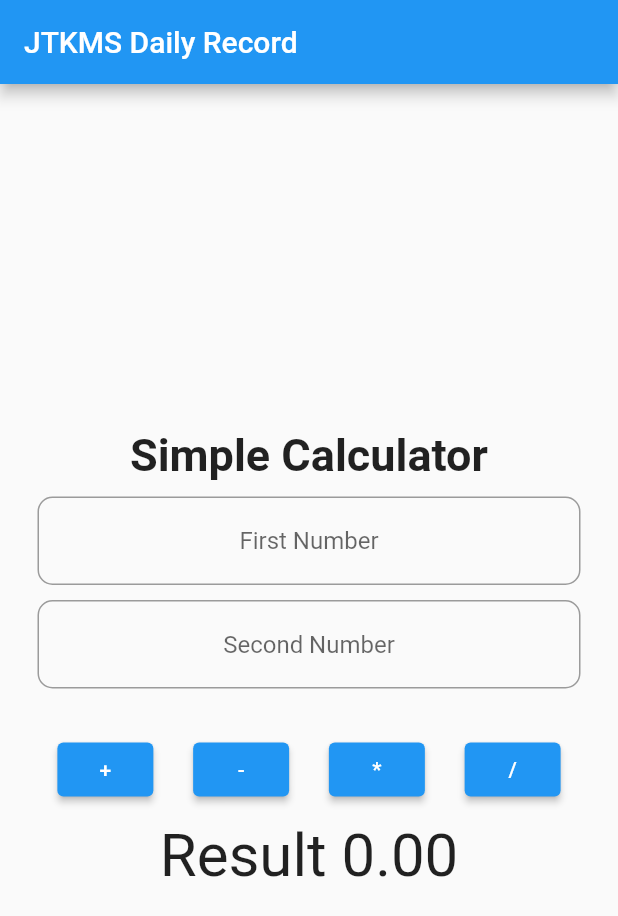
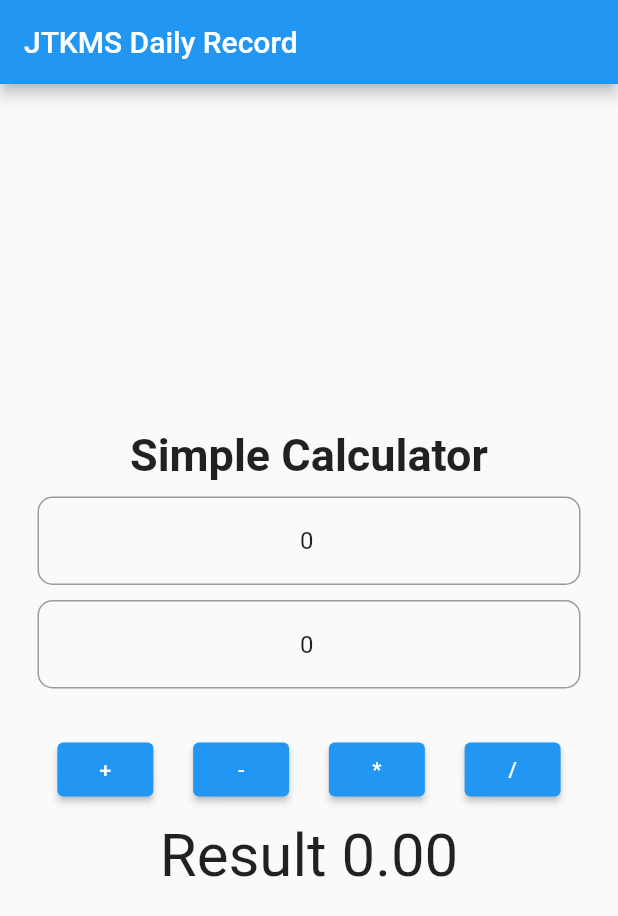
Before and after one commit to amirul-yusoff/basic_app, a Flutter app: the screen it shows after launch, on a phone screen of 412 x 824 dp. Shown: the top 916 px of the screen. Run offline on Flutter 3.47's test engine with Material 2 defaults, Android fonts, the phone set to English and light mode, and no system bars.

Commit message:
Update main.dart

```diff
--- a/lib/main.dart
+++ b/lib/main.dart
@@ -10,8 +10,10 @@ class MyApp extends StatefulWidget {
 }
 
 class _MyAppState extends State<MyApp> {
-  TextEditingController firsttextEditingController = TextEditingController();
-  TextEditingController secondtextEditingController = TextEditingController();
+  TextEditingController firsttextEditingController =
+      TextEditingController(text: '0');
+  TextEditingController secondtextEditingController =
+      TextEditingController(text: '0');
   double _firstValue = 0;
   double _secondValue = 0;
   double _resultValue = 0;
@@ -94,6 +96,7 @@ class _MyAppState extends State<MyApp> {
     setState(() {
       double _firstValue = double.parse(firsttextEditingController.text);
       double _secondValue = double.parse(secondtextEditingController.text);
+
       switch (operation) {
         case "+":
           _resultValue = _firstValue + _secondValue;
@@ -109,7 +112,7 @@ class _MyAppState extends State<MyApp> {
           break;
       }
 
-      // print(operation);
+      print(_firstValue);
     });
   }
 }
```
